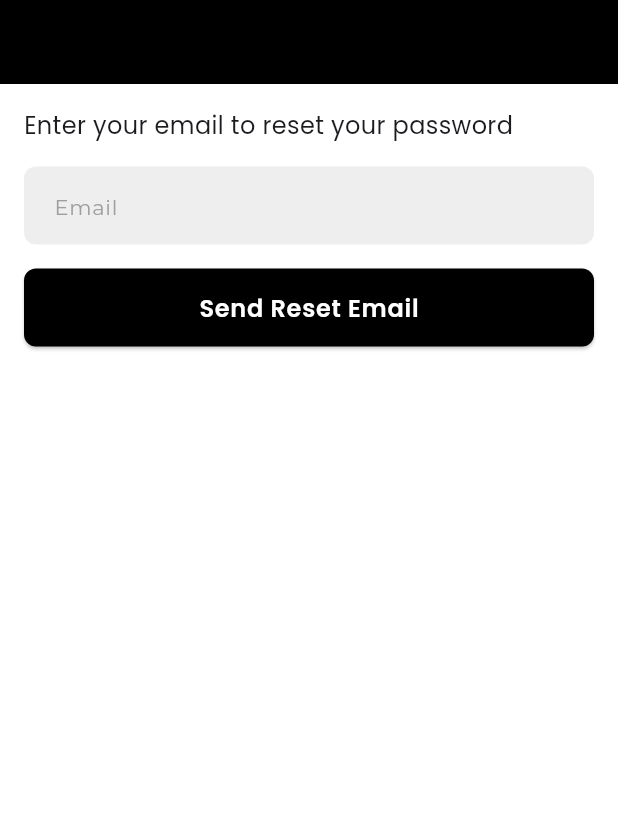
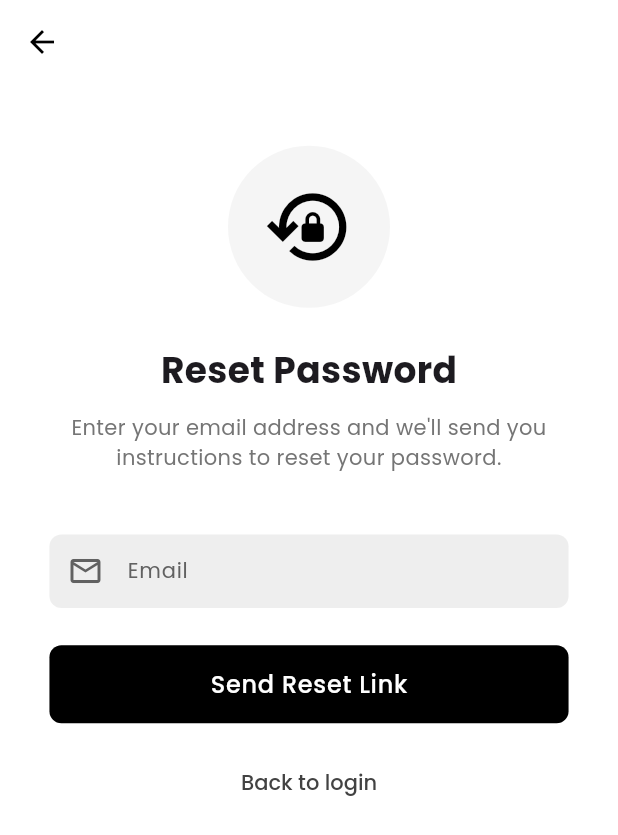
Before and after one commit to fyodorrrrr/haul-app, a Flutter app: the ForgotPasswordScreen screen opened directly, on a phone screen of 412 x 824 dp. Shown: the top 835 px of the screen. Run offline on Flutter 3.47's test engine with Material 3 defaults, Android fonts, the phone set to English and light mode, and no system bars; our stand-ins replace cloud_firestore, firebase_auth, firebase_core, google_fonts, google_sign_in; accounts and stored records are empty.

Commit message:
feat: enhance forgot password screen with improved UI and error handling

```diff
--- a/lib/screens/buyer/forgot_password_screen.dart
+++ b/lib/screens/buyer/forgot_password_screen.dart
@@ -17,34 +17,102 @@ class _ForgotPasswordScreenState extends State<ForgotPasswordScreen> {
 
   @override
   Widget build(BuildContext context) {
+    final size = MediaQuery.of(context).size;
+
     return Scaffold(
+      backgroundColor: Colors.white,
       appBar: AppBar(
-        title: const Text('Forgot Password'),
-        backgroundColor: Colors.black,
+        backgroundColor: Colors.transparent,
+        elevation: 0,
+        leading: IconButton(
+          icon: const Icon(Icons.arrow_back, color: Colors.black),
+          onPressed: () => Navigator.of(context).pop(),
         ),
-      body: Padding(
-        padding: const EdgeInsets.all(16.0),
+      ),
+      body: SafeArea(
+        child: SingleChildScrollView(
+          child: Padding(
+            padding: EdgeInsets.symmetric(horizontal: size.width * 0.08),
             child: Form(
               key: _formKey,
               child: Column(
-            crossAxisAlignment: CrossAxisAlignment.stretch,
+                crossAxisAlignment: CrossAxisAlignment.center,
                 children: [
+                  SizedBox(height: size.height * 0.05),
+
+                  // Email icon
+                  Container(
+                    padding: const EdgeInsets.all(24),
+                    decoration: BoxDecoration(
+                      color: Colors.grey.shade100,
+                      shape: BoxShape.circle,
+                    ),
+                    child: const Icon(
+                      Icons.lock_reset_outlined,
+                      size: 60,
+                      color: Colors.black,
+                    ),
+                  ),
+
+                  const SizedBox(height: 24),
+
+                  // Title
                   Text(
-                'Enter your email to reset your password',
-                style: GoogleFonts.poppins(fontSize: 16),
+                    'Reset Password',
+                    style: GoogleFonts.poppins(
+                      fontSize: 24,
+                      fontWeight: FontWeight.bold,
                     ),
-              const SizedBox(height: 16),
+                  ),
+
+                  const SizedBox(height: 12),
+
+                  // Subtitle
+                  Text(
+                    'Enter your email address and we\'ll send you instructions to reset your password.',
+                    textAlign: TextAlign.center,
+                    style: GoogleFonts.poppins(
+                      fontSize: 14,
+                      color: Colors.grey.shade600,
+                    ),
+                  ),
+
+                  SizedBox(height: size.height * 0.05),
+
+                  // Email field
                   TextFormField(
                     controller: _emailController,
                     keyboardType: TextInputType.emailAddress,
                     decoration: InputDecoration(
                       hintText: 'Email',
+                      hintStyle: GoogleFonts.poppins(
+                        fontSize: 14,
+                        color: Colors.grey.shade700,
+                      ),
+                      prefixIcon: Icon(
+                        Icons.email_outlined,
+                        color: Colors.grey.shade700,
+                      ),
                       filled: true,
                       fillColor: Colors.grey.shade200,
+                      contentPadding: const EdgeInsets.symmetric(
+                        horizontal: 16,
+                        vertical: 14,
+                      ),
                       border: OutlineInputBorder(
                         borderRadius: BorderRadius.circular(8),
                         borderSide: BorderSide.none,
                       ),
+                      focusedBorder: OutlineInputBorder(
+                        borderRadius: BorderRadius.circular(8),
+                        borderSide: BorderSide(
+                          color: Colors.grey.shade400,
+                          width: 1,
+                        ),
+                      ),
+                    ),
+                    style: GoogleFonts.poppins(
+                      fontSize: 14,
                     ),
                     validator: (value) {
                       if (value == null || value.isEmpty) {
@@ -56,54 +124,109 @@ class _ForgotPasswordScreenState extends State<ForgotPasswordScreen> {
                       return null;
                     },
                   ),
-              const SizedBox(height: 16),
-              ElevatedButton(
+
+                  SizedBox(height: size.height * 0.03),
+
+                  // Reset Button
+                  SizedBox(
+                    width: double.infinity,
+                    child: ElevatedButton(
                       onPressed: _isLoading
                           ? null
                           : () async {
                               if (_formKey.currentState!.validate()) {
                                 setState(() => _isLoading = true);
+
+                                try {
                                   final success = await context
                                       .read<AuthProvider>()
                                       .sendPasswordResetEmail(_emailController.text.trim());
-                          setState(() => _isLoading = false);
 
                                   if (success) {
                                     ScaffoldMessenger.of(context).showSnackBar(
-                              const SnackBar(
-                                content: Text('Password reset email sent!'),
+                                      SnackBar(
+                                        content: Text(
+                                          'Password reset email sent!',
+                                          style: GoogleFonts.poppins(),
+                                        ),
                                         backgroundColor: Colors.green,
                                       ),
                                     );
                                     Navigator.pop(context);
                                   } else {
                                     ScaffoldMessenger.of(context).showSnackBar(
-                              const SnackBar(
-                                content: Text('Failed to send password reset email'),
+                                      SnackBar(
+                                        content: Text(
+                                          'Failed to send password reset email',
+                                          style: GoogleFonts.poppins(),
+                                        ),
                                         backgroundColor: Colors.red,
                                       ),
                                     );
+                                  }
+                                } catch (e) {
+                                  ScaffoldMessenger.of(context).showSnackBar(
+                                    SnackBar(
+                                      content: Text(
+                                        'An error occurred: $e',
+                                        style: GoogleFonts.poppins(),
+                                      ),
+                                      backgroundColor: Colors.red,
+                                    ),
+                                  );
+                                } finally {
+                                  setState(() => _isLoading = false);
                                 }
                               }
                             },
                       style: ElevatedButton.styleFrom(
                         backgroundColor: Colors.black,
+                        foregroundColor: Colors.white,
                         padding: const EdgeInsets.symmetric(vertical: 14),
                         shape: RoundedRectangleBorder(
                           borderRadius: BorderRadius.circular(8),
                         ),
+                        elevation: 0,
                       ),
                       child: _isLoading
-                    ? const CircularProgressIndicator(color: Colors.white)
+                          ? SizedBox(
+                              height: 20,
+                              width: 20,
+                              child: CircularProgressIndicator(
+                                color: Colors.white,
+                                strokeWidth: 2,
+                              ),
+                            )
                           : Text(
-                        'Send Reset Email',
-                        style: GoogleFonts.poppins(fontSize: 16),
+                              'Send Reset Link',
+                              style: GoogleFonts.poppins(
+                                fontSize: 16,
+                                fontWeight: FontWeight.w500,
+                              ),
+                            ),
+                    ),
+                  ),
+
+                  const SizedBox(height: 16),
+
+                  // Back to login link
+                  TextButton(
+                    onPressed: () => Navigator.pop(context),
+                    child: Text(
+                      'Back to login',
+                      style: GoogleFonts.poppins(
+                        fontSize: 14,
+                        fontWeight: FontWeight.w500,
+                        color: Colors.grey.shade800,
+                      ),
                     ),
                   ),
                 ],
               ),
             ),
           ),
+        ),
+      ),
     );
   }
 }
```
Lines whose indentation alone changed are shown as unchanged.
